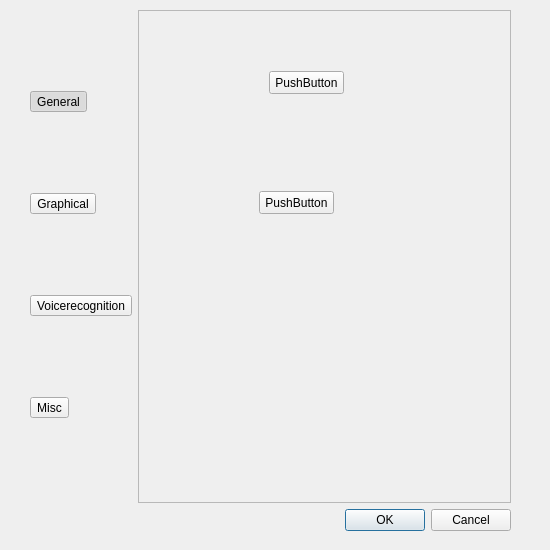
Old version of the form rsrc/settings.ui in the repository morevnaproject-org/papagayo-ng.
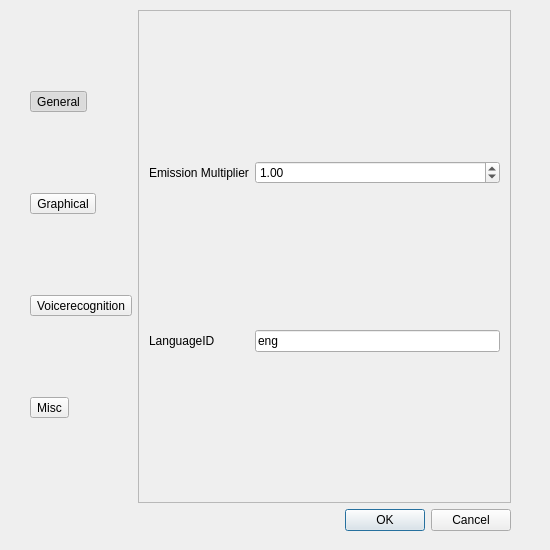
New version of the form. The open tabs and pages were chosen to show the change. Icons and pictures are not drawn.

Commit message: Added some functionality to the Settings.

What changed in the file:
```diff
--- a/rsrc/settings.ui
+++ b/rsrc/settings.ui
@@ -112,31 +112,57 @@
        </widget>
       </widget>
       <widget class="QWidget" name="voice">
-       <widget class="QPushButton" name="pushButton_2">
+       <widget class="QWidget" name="gridLayoutWidget_2">
         <property name="geometry">
          <rect>
-          <x>130</x>
-          <y>60</y>
-          <width>75</width>
-          <height>23</height>
+          <x>10</x>
+          <y>10</y>
+          <width>351</width>
+          <height>471</height>
          </rect>
         </property>
-        <property name="text">
-         <string>PushButton</string>
-        </property>
-       </widget>
-       <widget class="QPushButton" name="pushButton_3">
-        <property name="geometry">
-         <rect>
-          <x>120</x>
-          <y>180</y>
-          <width>75</width>
-          <height>23</height>
-         </rect>
-        </property>
-        <property name="text">
-         <string>PushButton</string>
-        </property>
+        <layout class="QGridLayout" name="gridLayout_2">
+         <item row="0" column="1">
+          <widget class="QDoubleSpinBox" name="voice_emission_value">
+           <property name="minimum">
+            <double>0.010000000000000</double>
+           </property>
+           <property name="maximum">
+            <double>5.000000000000000</double>
+           </property>
+           <property name="singleStep">
+            <double>0.100000000000000</double>
+           </property>
+           <property name="stepType">
+            <enum>QAbstractSpinBox::DefaultStepType</enum>
+           </property>
+           <property name="value">
+            <double>1.000000000000000</double>
+           </property>
+          </widget>
+         </item>
+         <item row="0" column="0">
+          <widget class="QLabel" name="label">
+           <property name="text">
+            <string>Emission Multiplier</string>
+           </property>
+          </widget>
+         </item>
+         <item row="1" column="1">
+          <widget class="QLineEdit" name="lang_id_value">
+           <property name="text">
+            <string>eng</string>
+           </property>
+          </widget>
+         </item>
+         <item row="1" column="0">
+          <widget class="QLabel" name="label_2">
+           <property name="text">
+            <string>LanguageID</string>
+           </property>
+          </widget>
+         </item>
+        </layout>
        </widget>
       </widget>
       <widget class="QWidget" name="misc">
```
Left out of the diff: 37 changed lines with no effect on the pictures. The commit also changes 2 other files.
